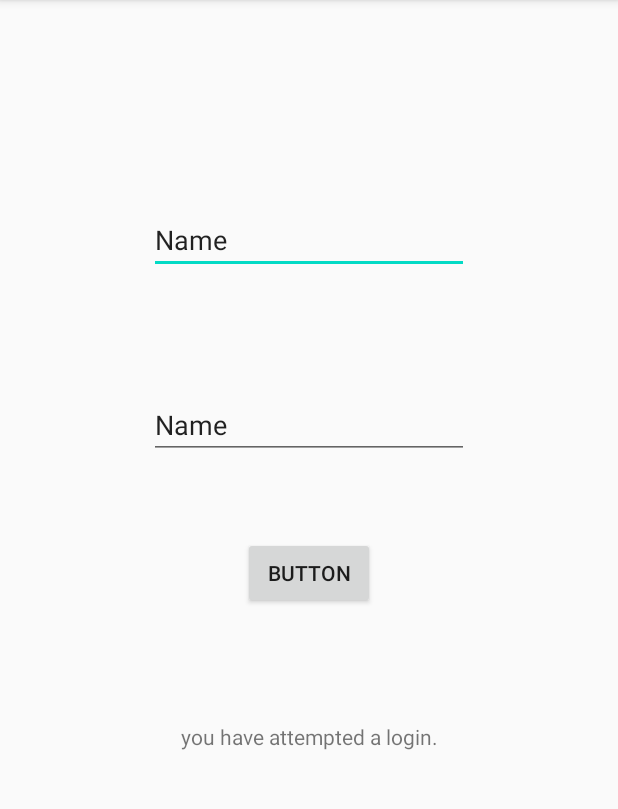
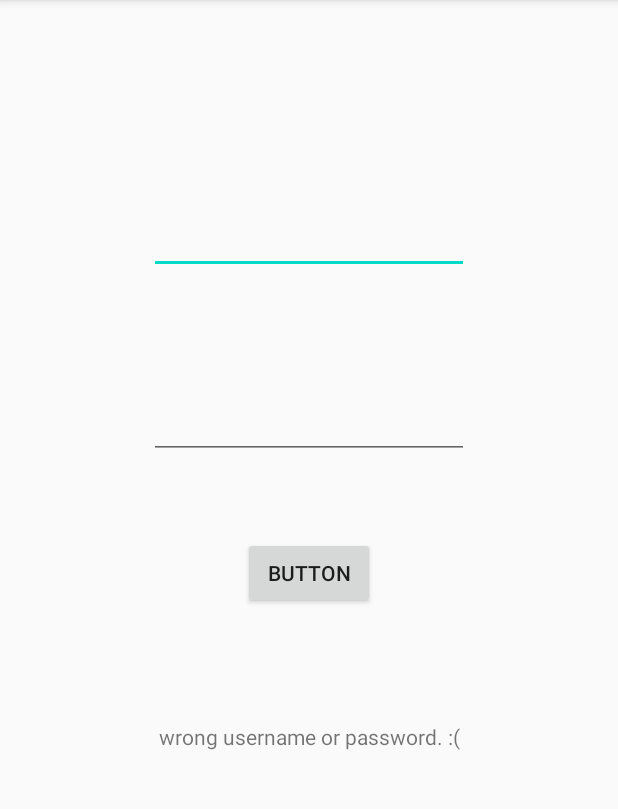
Before and after one commit to UNImakeup/Firebase, an Android app: the MainActivity2 screen opened directly, with no data from a screen before it, after a tap on "BUTTON", on a phone screen of 412 x 824 dp, the part 84-893 px from its top. Run offline under Robolectric (Android 15) with nearby library versions, the phone set to English and light mode, and no system bars; our stand-ins replace Firebase (no records; nobody signed in at launch, a user with empty details on screens opened directly); 1 statement that could not run was skipped.

Commit message:
Den kan tjekke for password nu, men hvis man skriver forkert brugernavn crasher programmet.

```diff
--- a/app/src/main/java/com/example/firebase/MainActivity2.java
+++ b/app/src/main/java/com/example/firebase/MainActivity2.java
@@ -1,5 +1,6 @@
 package com.example.firebase;
 
+import androidx.annotation.NonNull;
 import androidx.appcompat.app.AppCompatActivity;
 
 import android.os.Bundle;
@@ -8,6 +9,12 @@ import android.widget.Button;
 import android.widget.EditText;
 import android.widget.TextView;
 
+import com.google.firebase.database.DataSnapshot;
+import com.google.firebase.database.DatabaseError;
+import com.google.firebase.database.DatabaseReference;
+import com.google.firebase.database.FirebaseDatabase;
+import com.google.firebase.database.ValueEventListener;
+
 public class MainActivity2 extends AppCompatActivity {
 
     @Override
@@ -15,19 +22,46 @@ public class MainActivity2 extends AppCompatActivity {
         super.onCreate(savedInstanceState);
         setContentView(R.layout.activity_main2);
 
-        EditText userName = findViewById(R.id.editTextTextPersonName2);
+        final EditText userName = findViewById(R.id.editTextTextPersonName2);
 
-        EditText password = findViewById(R.id.editTextTextPersonName4);
+        final EditText password = findViewById(R.id.editTextTextPersonName4);
         Button login = findViewById(R.id.button);
 
         final TextView display = findViewById(R.id.textView);
+
+        final FirebaseDatabase[] database = {FirebaseDatabase.getInstance()}; //Get instance of database
+        final DatabaseReference myRef = database[0].getReference("User"); //Get reference to certain spot in database, tror det er til når jeg prøvede at hente data. Også når jeg indsætter data.
+
 
         login.setOnClickListener(new View.OnClickListener() {
             @Override
             public void onClick(View view) {
                 //Tjek om brugernavn og kode stemmer overens.
                 //Bare se om den med child der er brugernavn har child med det password. Så bare sige username eller password forkert og ellers sig, velkommen + username
-                display.setText("you have attempted a login.");
+
+                    myRef.addListenerForSingleValueEvent(new ValueEventListener() {
+                        @Override
+                        public void onDataChange(@NonNull DataSnapshot dataSnapshot) {
+
+                            //display.setText(dataSnapshot.child(userName.getText().toString()).child("password").getValue().toString());
+
+                            if(dataSnapshot.child(userName.getText().toString()).child("password").getValue().toString().equals(password.getText().toString())){
+                                display.setText("You have inputtet a matching pair of username and password! :)");
+                            } else{
+                                display.setText("wrong username or password. :(");
+                            }
+
+
+
+                        }
+
+                        @Override
+                        public void onCancelled(@NonNull DatabaseError databaseError) {
+
+                        }
+                    });
+
+                //display.setText("you have attempted a login.");
 
             }
         });
--- a/app/src/main/res/layout/activity_main2.xml
+++ b/app/src/main/res/layout/activity_main2.xml
@@ -13,7 +13,6 @@
         android:layout_marginTop="137dp"
         android:ems="10"
         android:inputType="textPersonName"
-        android:text="Name"
         app:layout_constraintEnd_toEndOf="parent"
         app:layout_constraintStart_toStartOf="parent"
         app:layout_constraintTop_toTopOf="parent" />
@@ -25,7 +24,6 @@
         android:layout_marginTop="78dp"
         android:ems="10"
         android:inputType="textPersonName"
-        android:text="Name"
         app:layout_constraintEnd_toEndOf="parent"
         app:layout_constraintStart_toStartOf="parent"
         app:layout_constraintTop_toBottomOf="@+id/editTextTextPersonName2" />
```
